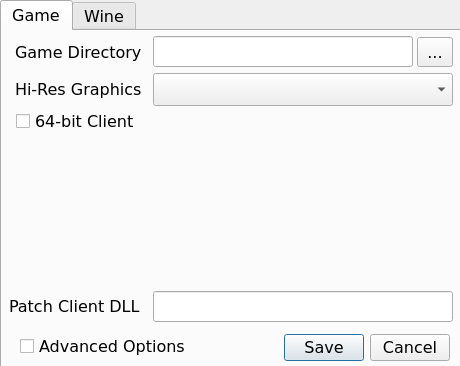
Above: OneLauncher/ui/winSettings.ui from JuneStepp/OneLauncher before the change. Below: the same form after it.
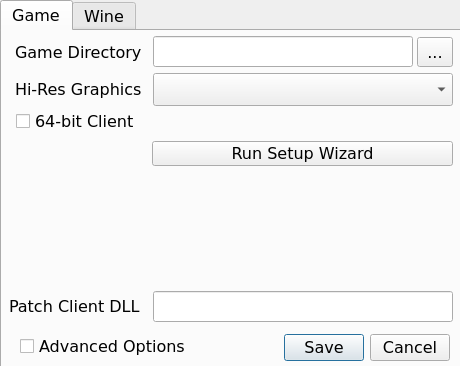
That is the form after the change.

Commit message: Added Setup Wizard to settings window

```diff
--- a/OneLauncher/ui/winSettings.ui
+++ b/OneLauncher/ui/winSettings.ui
@@ -152,6 +152,19 @@
       </rect>
      </property>
     </widget>
+    <widget class="QPushButton" name="btnSetupWizard">
+     <property name="geometry">
+      <rect>
+       <x>150</x>
+       <y>110</y>
+       <width>301</width>
+       <height>25</height>
+      </rect>
+     </property>
+     <property name="text">
+      <string>Run Setup Wizard</string>
+     </property>
+    </widget>
    </widget>
    <widget class="QWidget" name="tabWine">
     <attribute name="title">
```
The commit also changes 6 other files.
